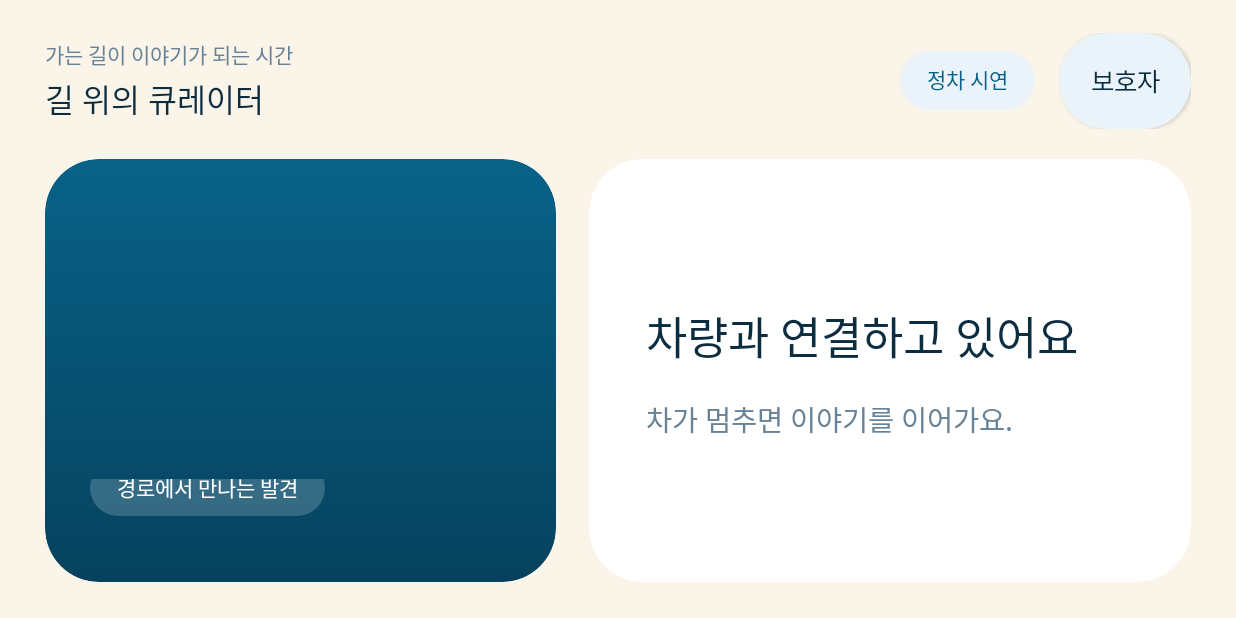
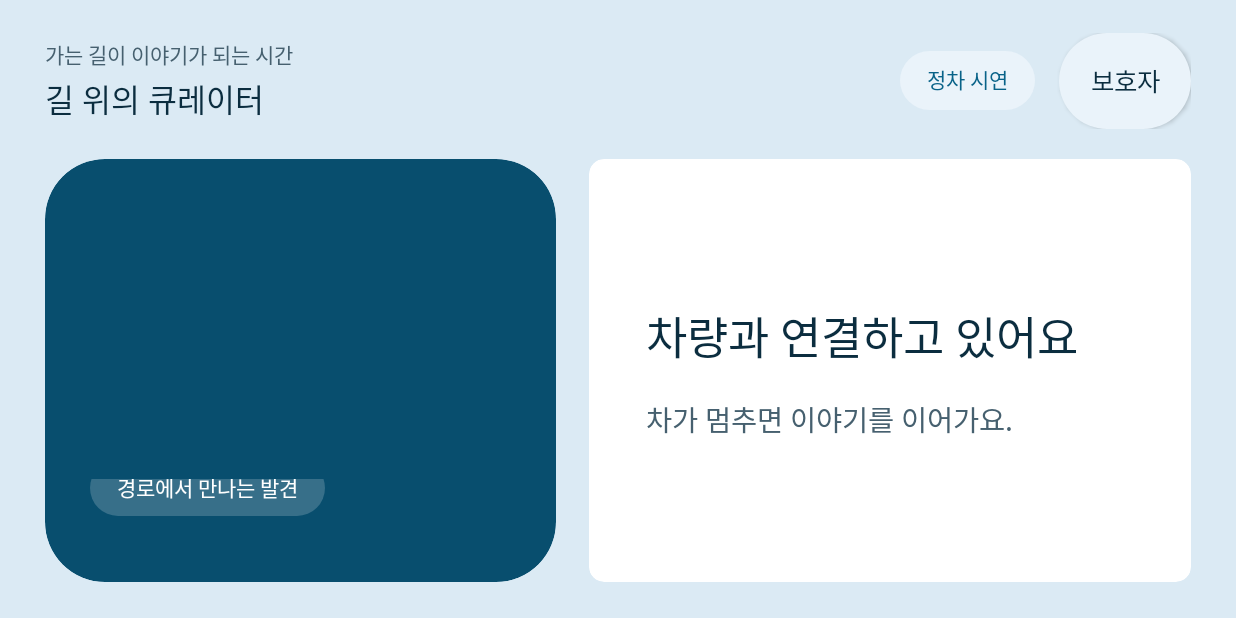
Before and after one commit to kimmykimmim/pleos-road-curator, an Android app: the screen it shows after launch (MainActivity), on a phone screen of 824 x 412 dp (held sideways). Run offline under Robolectric (Android 15) with nearby library versions, the phone set to English and light mode, and no system bars; pictures from the network do not load; Roboto replaces fonts that are not available here; 3 statements that could not run were skipped.

Commit message:
frontend-design 지침으로 화면을 다시 보고 기본값을 걷어냄
anthropics/skills 의 frontend-design 은 "주제와 상관없이 늘 나타나는" 디자인 기본값을
구체적으로 나열합니다. 우리 화면이 그중 넷에 걸렸습니다. 사용자가 정한 색 계열과 참고
UI의 구조는 브리프가 고정한 축이라 그대로 두고, 자유로웠던 축만 바꿨습니다.

- 바탕 크림 #FBF5E9 를 팔레트의 하늘색에서 뽑은 #DBEAF4 로. 가장 흔한 생성형 배경이기도
  하고, 이야기가 틀렸습니다. 차 안의 아이가 보는 것은 종이가 아니라 하늘과 도시입니다.
- 반지름을 셋으로 나누고 뜻을 줬습니다. 창 40, 종이 10, 알약. 전부 같은 반지름을 쓰면
  공짜로 쓸 수 있는 신호 하나를 버리는 셈입니다.
- 히어로의 그라데이션을 단색으로. 들여다보는 하나의 면이라는 말을 단색이 더 잘 합니다.
- 사실 두 개를 가운뎃점으로 잇던 문자열을 칩 두 개로 나눴습니다.
- 제목 위 설명줄은 시작 화면에만. 여정 중에는 장소와 주의를 다투는 광고 문구입니다.
- 단계 번호를 동그라미와 점으로 두 번 그리고 있었습니다. 동그라미를 지웠습니다.
  01/02 자체는 남겼습니다. 네 단계는 실제 순서이고 스킬도 그 경우는 허용합니다.
- 가장 큰 글자에만 한국어 디스플레이 서체 Jua 를 번들했습니다. SIL OFL, 라이선스 전문
  동봉. 나머지는 시스템 서체입니다. 성격은 눈이 먼저 닿는 한 군데에만 둡니다.

접근성: 보조 글자가 흰 바탕 4.02:1 로 작은 글자 기준 미달이었습니다. 6.64:1 로 올렸습니다.

검사 342개 통과. 설계 결정은 docs/화면설계.md 에 남겼습니다.

```diff
--- a/native-app/app/build.gradle.kts
+++ b/native-app/app/build.gradle.kts
@@ -23,8 +23,8 @@ android {
         applicationId = "dev.changbak.explorer"
         minSdk = 28
         targetSdk = 34
-        versionCode = 24
-        versionName = "0.22.0"
+        versionCode = 25
+        versionName = "0.23.0"
         testInstrumentationRunner = "dev.changbak.explorer.SceneRenderCheck"
     }
 
--- a/native-app/app/src/main/java/dev/changbak/explorer/MainActivity.kt
+++ b/native-app/app/src/main/java/dev/changbak/explorer/MainActivity.kt
@@ -122,6 +122,8 @@ class MainActivity : Activity() {
     private lateinit var heroCaption: View
     /** Sits behind both columns and comes forward only while a picture is filling the screen. */
     private lateinit var backdrop: View
+    private lateinit var meetingChip: TextView
+    private lateinit var tagline: TextView
     /** Whether the picture is currently filling the screen for an explanation. */
     private var zoomed = false
     private lateinit var scene: CuratorMediaPanel
@@ -131,14 +133,28 @@ class MainActivity : Activity() {
     private lateinit var subline: TextView
     private var statusLabel: TextView? = null
     private val ink = Color.rgb(11,45,63)
-    private val muted = Color.rgb(104,130,151)
+    /**
+     * Secondary type.
+     *
+     * It was #688297, which gives 4.0:1 on white and 3.3:1 on the page — under the 4.5:1 that
+     * small text needs, and the notes at caption size are small text. Darkened until both
+     * surfaces clear it, which in a moving car is worth more than the lighter grey looked.
+     */
+    private val muted = Color.rgb(70,96,111)
     private val accent = Color.rgb(8,98,136)
-    /** The page sits on warm paper rather than white, so the two panels read as cards on it. */
-    private val ground = Color.rgb(251,245,233)
-    /** The deep end of the hero. The panel darkens downward so white type sits on its heaviest part. */
-    private val deep = Color.rgb(6,66,94)
+    /**
+     * Daylight. What the page is made of.
+     *
+     * This was a warm cream, which is both the most common background in generated design and
+     * the wrong story for this app: a child in a car is looking at sky and city, not at paper.
+     * The tint is the palette's own sky, lightened until type sits on it comfortably.
+     */
+    private val ground = Color.rgb(219,234,244)
+    /** The window. One flat colour, because it is one thing you look through. */
+    private val deep = Color.rgb(8,78,110)
     private val pale = Color.rgb(234,243,250)
     private val sky = Color.rgb(151,215,255)
+    /** The palette's cream, kept as a mark rather than a mood. See [chipMark]. */
     private val cream = Color.rgb(255,239,196)
     /** White at low alpha, for a chip that has to sit on the illustration without boxing it in. */
     private val onHero = Color.argb(48,255,255,255)
@@ -407,14 +423,26 @@ class MainActivity : Activity() {
     private fun pill(color: Int) = GradientDrawable().apply { setColor(color); cornerRadius = dp(999).toFloat() }
 
     /**
-     * The hero's fill: one colour deepening downward.
+     * A shape's corner says what the thing is.
      *
-     * The illustration sits at the top of this panel and the place's name sits below it in
-     * white, so the panel has to be at its darkest exactly where the type lands.
+     * One radius on everything is the house style of generated interfaces, and it throws away a
+     * free channel: here the window is the softest shape on screen, paper is nearly square, and
+     * anything you press is a pill. You can tell what a thing is before you read it.
      */
-    private fun heroFill() = GradientDrawable(
-        GradientDrawable.Orientation.TOP_BOTTOM, intArrayOf(accent, deep)
-    ).apply { cornerRadius = dp(36).toFloat() }
+    private object Corner {
+        /** The window. Only the hero gets this. */
+        const val WINDOW = 40
+        /** Paper: the card, and the sheets the guardian types on. */
+        const val PAPER = 10
+    }
+
+    /**
+     * The hero's fill: one flat colour.
+     *
+     * It was a gradient, which is decoration standing in for depth. The panel is a window — one
+     * surface you look through — and a flat field says that more plainly than a wash does.
+     */
+    private fun heroFill() = rounded(deep, Corner.WINDOW)
 
     /** A small round badge, the way the reference numbers its rows. */
     private fun chip(text: String, fill: Int, textColor: Int, size: Int = 46) = TextView(this).apply {
@@ -432,19 +460,15 @@ class MainActivity : Activity() {
     }
 
     /**
-     * The step heading, as a numbered badge beside its name.
+     * The step's name.
      *
-     * The phrase packs carry headings like "01  먼저 상상해 보기". Splitting the number out and
-     * drawing it in a circle is what makes a step feel like a step rather than a paragraph.
+     * The phrase packs carry headings like "01  먼저 상상해 보기", and this drew the number in
+     * a circle beside the name. The dots under the card already say which of four steps this
+     * is, so the circle was a second device for one fact; the number goes, the name stays.
      */
     private fun stepHeader(text: String): View {
-        val number = Regex("^(\\d{1,2})\\s+(.*)$").find(text.trim())
-            ?: return label(text, Text.LABEL, accent, true)
-        return row().apply {
-            addView(chip(number.groupValues[1], accent, Color.WHITE, 44))
-            addView(label(number.groupValues[2], Text.LABEL, accent, true),
-                LinearLayout.LayoutParams(-2,-2).apply { marginStart = dp(12) })
-        }
+        val named = Regex("^\\d{1,2}\\s+(.*)$").find(text.trim())
+        return label(named?.groupValues?.get(1) ?: text, Text.LABEL, accent, true)
     }
 
     /**
@@ -460,9 +484,24 @@ class MainActivity : Activity() {
                 LinearLayout.LayoutParams(dp(if (on) 30 else 11), dp(11)).apply { marginStart = if (index == 0) 0 else dp(8) })
         }
     }
+    /**
+     * The one typeface with a personality, kept for the one word that carries it.
+     *
+     * Two families, as far apart as two families can reasonably be: a rounded Korean display
+     * face for the largest thing on a panel, and the system sans for everything a child has to
+     * read while the car is moving. Personality belongs where the eye lands first; legibility
+     * belongs everywhere else. Loaded once, and the app falls back to the system face if the
+     * file is ever missing rather than failing to draw a place's name.
+     */
+    private val displayFace: Typeface? by lazy {
+        runCatching { Typeface.createFromAsset(assets, "fonts/Jua.ttf") }.getOrNull()
+    }
+
     private fun label(text: String, size: Float, color: Int = ink, bold: Boolean = false) = TextView(this).apply {
         this.text = text; textSize = sp(size); setTextColor(color); includeFontPadding = false; setLineSpacing(dp(5).toFloat(),1f)
         if (bold) typeface = Typeface.create("sans-serif-medium",Typeface.NORMAL)
+        // The display tier, and only the display tier, gets the display face.
+        if (size >= Text.DISPLAY) displayFace?.let { typeface = it }
     }
     private fun button(text: String, primary: Boolean = false, action: () -> Unit) = Button(this).apply {
         this.text = text; textSize = sp(Text.ACTION); isAllCaps = false; setTextColor(if (primary) Color.WHITE else ink)
@@ -487,7 +526,10 @@ class MainActivity : Activity() {
     private fun buildLayout() {
         val root = column().apply { setBackgroundColor(ground); setPadding(dp(30),dp(22),dp(30),dp(24)) }
         val header = row(); val titles = column()
-        titles.addView(label(say.tagline,Text.CAPTION,muted)); gap(titles,4)
+        // Shown only before a journey starts. An eyebrow line above a heading is template
+        // chrome, and mid-drive it is a tagline competing with a place for a child's attention.
+        tagline = label(say.tagline,Text.CAPTION,muted).also { titles.addView(it) }
+        gap(titles,4)
         titles.addView(label("길 위의 큐레이터",Text.ACTION,ink,true))
         header.addView(titles,LinearLayout.LayoutParams(0,-2,1f))
         badge = label("시연 경로",Text.CAPTION,accent,true).apply {
@@ -507,9 +549,17 @@ class MainActivity : Activity() {
         val caption = column().apply {
             setPadding(dp(30),dp(22),dp(30),dp(30)); gravity = Gravity.BOTTOM
         }
+        // Two facts, two chips. Joining them with a middle dot would be the template chrome
+        // that turns every unrelated pair into "A · B"; they are separate things and the layout
+        // can say so for free.
+        val facts = row()
         subline = label("경로에서 만나는 발견",Text.CAPTION,Color.WHITE,true).apply {
             background = pill(onHero); setPadding(dp(18),dp(8),dp(18),dp(9))
-        }.also { caption.addView(it,LinearLayout.LayoutParams(-2,-2)) }
+        }.also { facts.addView(it,LinearLayout.LayoutParams(-2,-2)) }
+        meetingChip = label("",Text.CAPTION,Color.WHITE,true).apply {
+            background = pill(onHero); setPadding(dp(18),dp(8),dp(18),dp(9)); visibility = View.GONE
+        }.also { facts.addView(it,LinearLayout.LayoutParams(-2,-2).apply { marginStart = dp(8) }) }
+        caption.addView(facts,LinearLayout.LayoutParams(-2,-2))
         gap(caption,14)
         placeName = label("어떤 곳을 만나게 될까?",Text.DISPLAY,Color.WHITE,true).also { caption.addView(it) }
         mediaButton=button(say.replayFilm) { scene.replay() }.apply {
@@ -528,7 +578,7 @@ class MainActivity : Activity() {
         // The card scrolls inside itself. A long turn — a quiz with its answer, or a place with
         // a guardian's note — used to be cut off at both ends by the centring.
         val cardScroll = ScrollView(this).apply {
-            background = rounded(Color.WHITE,36); clipToOutline = true
+            background = rounded(Color.WHITE,Corner.PAPER); clipToOutline = true
             isFillViewport = true; isVerticalScrollBarEnabled = false
             addView(card,FrameLayout.LayoutParams(-1,-2))
         }
@@ -539,7 +589,7 @@ class MainActivity : Activity() {
         //
         // They sit on a stage so an explanation can bring its own ground forward: the backdrop
         // takes the deep colour of the hero, and the picture is the only thing left on it.
-        backdrop = View(this).apply { background = rounded(deep,36); alpha = 0f }
+        backdrop = View(this).apply { background = rounded(deep,Corner.PAPER); alpha = 0f }
         val stage = FrameLayout(this).apply {
             addView(backdrop, FrameLayout.LayoutParams(-1,-1))
             addView(body, FrameLayout.LayoutParams(-1,-1))
@@ -607,12 +657,15 @@ class MainActivity : Activity() {
             else if(demo) "${say.routeNames[selectedRoute.id] ?: selectedRoute.title} / 시간 10배" else "정차 시연"
         val place = engine.place(state)
         placeName.text = place?.name ?: say.noPlaceYet
+        tagline.visibility = if (state.phase==CuratorPhase.READY) View.VISIBLE else View.GONE
         val met = place?.let { prefs.rounds(it.id) } ?: 0
-        val where = if (state.phase==CuratorPhase.FINISHED) say.todaysRoute
+        subline.text = if (state.phase==CuratorPhase.FINISHED) say.todaysRoute
             else state.etaSeconds?.let { if(it>0) say.minutesAway((it+59)/60) else say.passedHere } ?: say.routeDiscovery
-        // Saying which meeting this is explains, without a word of instruction, why the question
-        // changed since last time.
-        subline.text = if (met > 0 && state.phase !in setOf(CuratorPhase.FINISHED,CuratorPhase.READY)) "$where  ·  ${say.meeting(met+1)}" else where
+        // Which meeting this is explains, without a word of instruction, why the question
+        // changed since last time. It is its own fact, so it gets its own chip.
+        val showMeeting = met > 0 && state.phase !in setOf(CuratorPhase.FINISHED,CuratorPhase.READY)
+        meetingChip.text = if (showMeeting) say.meeting(met+1) else ""
+        meetingChip.visibility = if (showMeeting) View.VISIBLE else View.GONE
         scene.visibility=if(restricted) View.INVISIBLE else View.VISIBLE
         scene.present(state, !restricted && foreground && dialog==null)
         // The explanation is the one beat that is about the picture rather than the window.
@@ -778,13 +831,13 @@ class MainActivity : Activity() {
         next.setOnDismissListener { if(dialog===next) { dialog=null;drive?.suppress(false);render();armRoleIdle() } }
         // Every panel on the screen behind this is rounded. A square sheet on top of them reads
         // as a system window that wandered in rather than part of the app.
-        next.window?.setBackgroundDrawable(InsetDrawable(rounded(Color.WHITE,28),dp(26),dp(18),dp(26),dp(18)))
+        next.window?.setBackgroundDrawable(InsetDrawable(rounded(Color.WHITE,Corner.PAPER),dp(26),dp(18),dp(26),dp(18)))
         next.show()
     }
     private fun parentMenu() {
         val items=arrayOf(if(playing) "이야기 잠깐 멈추기" else "이야기 이어서 재생", "시점 이동해서 확인", "말 대신 입력", "가족이 함께 갔던 곳 기록", "오늘 이야기 마치기", "설명 출처", "지난 시연 기억", "실제 내비 음성 여행 시작", "다른 시연 경로 선택",
-            "뒷자리 말하기  ·  ${if(prefs.backSeatVoice) "켜짐" else "꺼짐"}", "질문을 처음 만남으로 되돌리기",
-            "아이 설정  ·  ${profileSummary()}")
+            "뒷자리 말하기     ${if(prefs.backSeatVoice) "켜짐" else "꺼짐"}", "질문을 처음 만남으로 되돌리기",
+            "아이 설정     ${profileSummary()}")
         show(AlertDialog.Builder(this).setTitle("보호자 / 정차 시연").setItems(items) { _,i -> menuAction {
             when(i) {
                 0 -> { if(live) drive?.setPaused(!drive!!.paused) else if(demo) { playing=!playing;render() } }
@@ -809,7 +862,7 @@ class MainActivity : Activity() {
     private fun profileSummary(): String {
         val saved = prefs.profile
         val fields = saved.fields.joinToString(" ") { FIELD_LABELS.getValue(it) }
-        return LANGUAGE_LABELS.getValue(saved.language) + " · " + fields.ifBlank { "관심사 없음" }
+        return LANGUAGE_LABELS.getValue(saved.language) + "   " + fields.ifBlank { "관심사 없음" }
     }
 
     /**
@@ -839,7 +892,7 @@ class MainActivity : Activity() {
             CheckBox(this).apply { text = FIELD_LABELS.getValue(field); textSize = Text.ACTION; isChecked = field in saved.fields }
                 .also(column::addView)
         }
-        column.addView(label("요즘 좋아하는 것  ·  최대 ${ChildProfile.MAX_FAVOURITES}개", Text.LABEL, accent, true))
+        column.addView(label("요즘 좋아하는 것 (최대 ${ChildProfile.MAX_FAVOURITES}개)", Text.LABEL, accent, true))
         column.addView(label("정말로 이어지는 장소에서만 한마디 덧붙여요. 억지로 엮지 않아요.", Text.CAPTION, muted))
         val favourites = FavouriteTopic.entries.map { topic ->
             CheckBox(this).apply { text = FAVOURITE_LABELS.getValue(topic); textSize = Text.ACTION; isChecked = topic in saved.favourites }
@@ -929,7 +982,7 @@ class MainActivity : Activity() {
         val saved=album.load()
         val places=saved.ownCuratorPlaces()+CuratorCatalog.places
         val labels=(listOf("지금 여기를 기억해 두기")+places.map { place ->
-            saved.of(place.id)?.let { "${place.name}  ·  ${it.whenLabel}" } ?: place.name
+            saved.of(place.id)?.let { "${place.name}     ${it.whenLabel}" } ?: place.name
         }).toTypedArray()
         show(AlertDialog.Builder(this).setTitle("가족이 함께 갔던 곳")
             .setItems(labels) { _,index -> menuAction {
```
Also changed, not shown: native-app/app/src/main/assets/fonts/Jua-OFL.txt (added, +93 -0 lines), 8 other files.
